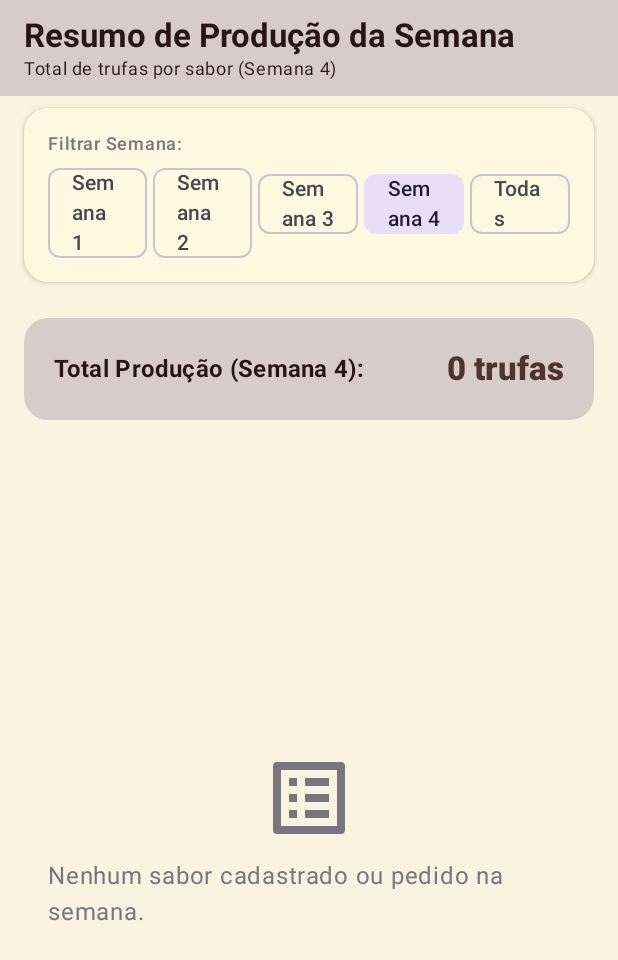
After one commit to KatsumiCaio/trufas-bella, an Android app built with Jetpack Compose: the composable WeeklySummaryScreen shown on its own in the app's theme, on a phone screen of 412 x 824 dp. The commit adds this screen. Shown: the top 960 px of the screen. Run offline under Robolectric (Android 15) with nearby library versions, the phone set to English and light mode, and no system bars; our stand-ins replace Firebase (no records; nobody signed in at launch, a user with empty details on screens opened directly); 1 statement that could not run was skipped.

Commit message:
feat: adição das telas de pedidos atuais e resumo semanal
- Introdução da tela `CurrentOrdersScreen` para um gerenciamento focado no período diário/semanal
- Adição da tela `WeeklySummaryScreen` para acompanhar a demanda por sabor a cada semana
- Atualização da navegação da interface para incluir essas novas visualizações
- Aprimoramento da lógica de filtro padrão para priorizar o período atual

```diff
--- /dev/null
+++ b/app/src/main/java/com/example/ui/screens/WeeklySummaryScreen.kt
@@ -0,0 +1,196 @@
+package com.example.ui.screens
+
+import androidx.compose.foundation.background
+import androidx.compose.foundation.layout.*
+import androidx.compose.foundation.lazy.LazyColumn
+import androidx.compose.foundation.lazy.items
+import androidx.compose.foundation.shape.RoundedCornerShape
+import androidx.compose.material.icons.Icons
+import androidx.compose.material.icons.filled.ListAlt
+import androidx.compose.material3.*
+import androidx.compose.runtime.*
+import androidx.compose.ui.Alignment
+import androidx.compose.ui.Modifier
+import androidx.compose.ui.text.font.FontWeight
+import androidx.compose.ui.unit.dp
+import com.example.ui.viewmodel.OrderViewModel
+import java.util.Calendar
+import java.util.Locale
+
+@OptIn(ExperimentalMaterial3Api::class)
+@Composable
+fun WeeklySummaryScreen(viewModel: OrderViewModel) {
+    val orders by viewModel.allOrders.collectAsState()
+    val flavors by viewModel.allFlavors.collectAsState()
+
+    val currentWeekNum = remember {
+        Calendar.getInstance(Locale("pt", "BR")).get(Calendar.WEEK_OF_MONTH)
+    }
+    var selectedWeek by remember { mutableStateOf("Semana $currentWeekNum") } // "Semana 1", "Semana 2", etc. or "Todas"
+
+    val weekFilteredOrders = orders.filter { order ->
+        when (selectedWeek) {
+            "Semana 1" -> order.weekOfMonth == 1
+            "Semana 2" -> order.weekOfMonth == 2
+            "Semana 3" -> order.weekOfMonth == 3
+            "Semana 4" -> order.weekOfMonth == 4
+            "Semana 5" -> order.weekOfMonth == 5
+            else -> true
+        }
+    }
+
+    // Calculate sum per flavor
+    val flavorSummary = remember(weekFilteredOrders, flavors) {
+        val map = mutableMapOf<String, Int>()
+        // Initialize with all registered flavors
+        flavors.forEach { flavor ->
+            map[flavor.name] = 0
+        }
+        // Also include any flavor found in orders that might not be in flavors list
+        weekFilteredOrders.forEach { order ->
+            order.flavorQuantities.forEach { (flavorName, qty) ->
+                map[flavorName] = (map[flavorName] ?: 0) + qty
+            }
+        }
+        map.entries.sortedByDescending { it.value }
+    }
+
+    val totalTrufflesWeek = weekFilteredOrders.sumOf { it.totalQuantity }
+
+    Scaffold(
+        topBar = {
+            TopAppBar(
+                title = {
+                    Column {
+                        Text("Resumo de Produção da Semana", fontWeight = FontWeight.Bold)
+                        Text("Total de trufas por sabor ($selectedWeek)", style = MaterialTheme.typography.bodySmall)
+                    }
+                },
+                colors = TopAppBarDefaults.topAppBarColors(
+                    containerColor = MaterialTheme.colorScheme.primaryContainer,
+                    titleContentColor = MaterialTheme.colorScheme.onPrimaryContainer
+                )
+            )
+        }
+    ) { padding ->
+        Column(
+            modifier = Modifier
+                .fillMaxSize()
+                .padding(padding)
+                .background(MaterialTheme.colorScheme.background),
+            verticalArrangement = Arrangement.spacedBy(16.dp)
+        ) {
+            // Week Filter Selector
+            Card(
+                modifier = Modifier
+                    .fillMaxWidth()
+                    .padding(horizontal = 16.dp, vertical = 8.dp),
+                shape = RoundedCornerShape(16.dp),
+                colors = CardDefaults.cardColors(containerColor = MaterialTheme.colorScheme.surface),
+                elevation = CardDefaults.cardElevation(defaultElevation = 2.dp)
+            ) {
+                Column(
+                    modifier = Modifier
+                        .fillMaxWidth()
+                        .padding(16.dp),
+                    verticalArrangement = Arrangement.spacedBy(8.dp)
+                ) {
+                    Text("Filtrar Semana:", style = MaterialTheme.typography.labelMedium, color = MaterialTheme.colorScheme.outline)
+                    Row(
+                        modifier = Modifier.fillMaxWidth(),
+                        horizontalArrangement = Arrangement.spacedBy(4.dp)
+                    ) {
+                        listOf("Semana 1", "Semana 2", "Semana 3", "Semana 4", "Todas").forEach { week ->
+                            FilterChip(
+                                selected = selectedWeek == week,
+                                onClick = { selectedWeek = week },
+                                label = { Text(week) },
+                                modifier = Modifier.weight(1f)
+                            )
+                        }
+                    }
+                }
+            }
+
+            // Total Header Card
+            Card(
+                modifier = Modifier
+                    .fillMaxWidth()
+                    .padding(horizontal = 16.dp),
+                shape = RoundedCornerShape(16.dp),
+                colors = CardDefaults.cardColors(containerColor = MaterialTheme.colorScheme.primaryContainer)
+            ) {
+                Row(
+                    modifier = Modifier
+                        .fillMaxWidth()
+                        .padding(20.dp),
+                    horizontalArrangement = Arrangement.SpaceBetween,
+                    verticalAlignment = Alignment.CenterVertically
+                ) {
+                    Text("Total Produção ($selectedWeek):", style = MaterialTheme.typography.titleMedium, fontWeight = FontWeight.Bold, color = MaterialTheme.colorScheme.onPrimaryContainer)
+                    Text("$totalTrufflesWeek trufas", style = MaterialTheme.typography.titleLarge, fontWeight = FontWeight.Black, color = MaterialTheme.colorScheme.primary)
+                }
+            }
+
+            // Flavor List
+            if (flavorSummary.isEmpty()) {
+                Box(
+                    modifier = Modifier
+                        .fillMaxSize()
+                        .padding(32.dp),
+                    contentAlignment = Alignment.Center
+                ) {
+                    Column(horizontalAlignment = Alignment.CenterHorizontally) {
+                        Icon(Icons.Default.ListAlt, contentDescription = null, modifier = Modifier.size(64.dp), tint = MaterialTheme.colorScheme.outline)
+                        Spacer(modifier = Modifier.height(8.dp))
+                        Text("Nenhum sabor cadastrado ou pedido na semana.", color = MaterialTheme.colorScheme.outline)
+                    }
+                }
+            } else {
+                LazyColumn(
+                    modifier = Modifier
+                        .fillMaxWidth()
+                        .weight(1f),
+                    contentPadding = PaddingValues(horizontal = 16.dp, vertical = 4.dp),
+                    verticalArrangement = Arrangement.spacedBy(8.dp)
+                ) {
+                    items(flavorSummary) { (flavorName, count) ->
+                        Card(
+                            shape = RoundedCornerShape(12.dp),
+                            colors = CardDefaults.cardColors(containerColor = MaterialTheme.colorScheme.surface),
+                            elevation = CardDefaults.cardElevation(defaultElevation = 1.dp),
+                            modifier = Modifier.fillMaxWidth()
+                        ) {
+                            Row(
+                                modifier = Modifier
+                                    .fillMaxWidth()
+                                    .padding(16.dp),
+                                horizontalArrangement = Arrangement.SpaceBetween,
+                                verticalAlignment = Alignment.CenterVertically
+                            ) {
+                                Text(
+                                    text = flavorName.uppercase(),
+                                    style = MaterialTheme.typography.titleMedium,
+                                    fontWeight = FontWeight.Bold,
+                                    color = MaterialTheme.colorScheme.onSurface
+                                )
+                                Surface(
+                                    shape = RoundedCornerShape(8.dp),
+                                    color = if (count > 0) MaterialTheme.colorScheme.primaryContainer else MaterialTheme.colorScheme.surfaceVariant
+                                ) {
+                                    Text(
+                                        text = "$count",
+                                        style = MaterialTheme.typography.titleMedium,
+                                        fontWeight = FontWeight.Bold,
+                                        color = if (count > 0) MaterialTheme.colorScheme.primary else MaterialTheme.colorScheme.outline,
+                                        modifier = Modifier.padding(horizontal = 16.dp, vertical = 6.dp)
+                                    )
+                                }
+                            }
+                        }
+                    }
+                }
+            }
+        }
+    }
+}
```
Also changed, not shown: app/src/main/java/com/example/MainActivity.kt (+38 -10 lines), app/src/main/java/com/example/ui/screens/CurrentOrdersScreen.kt (added, +228 -0 lines), app/src/main/java/com/example/ui/screens/OrdersScreen.kt (+14 -9 lines).
